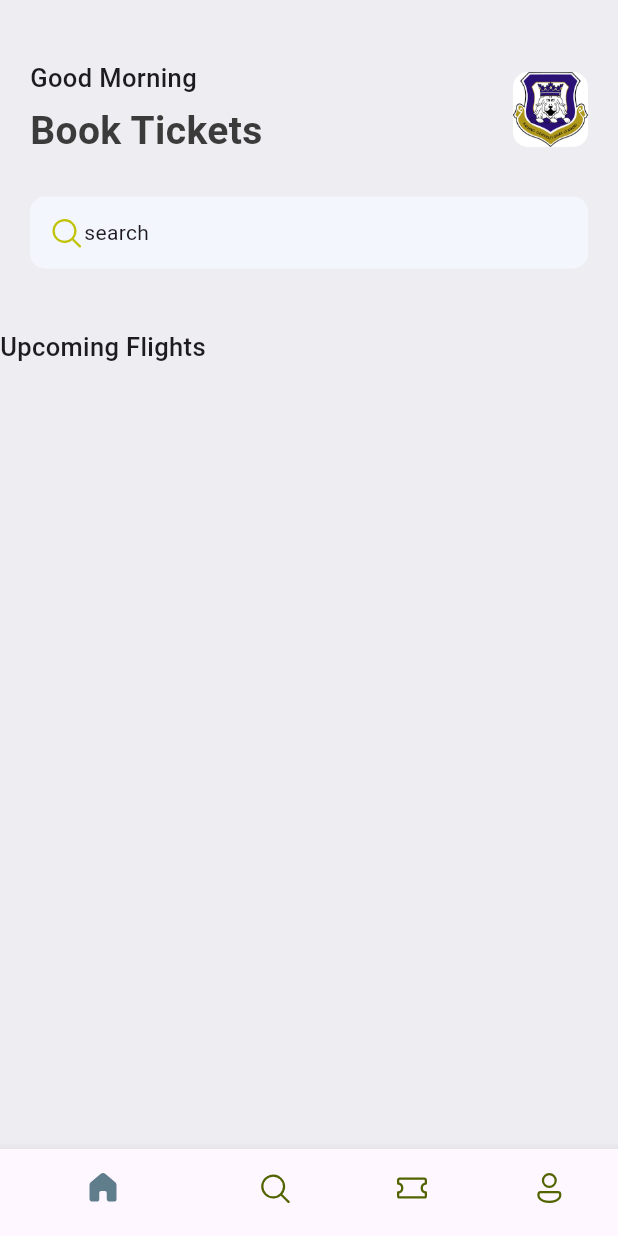
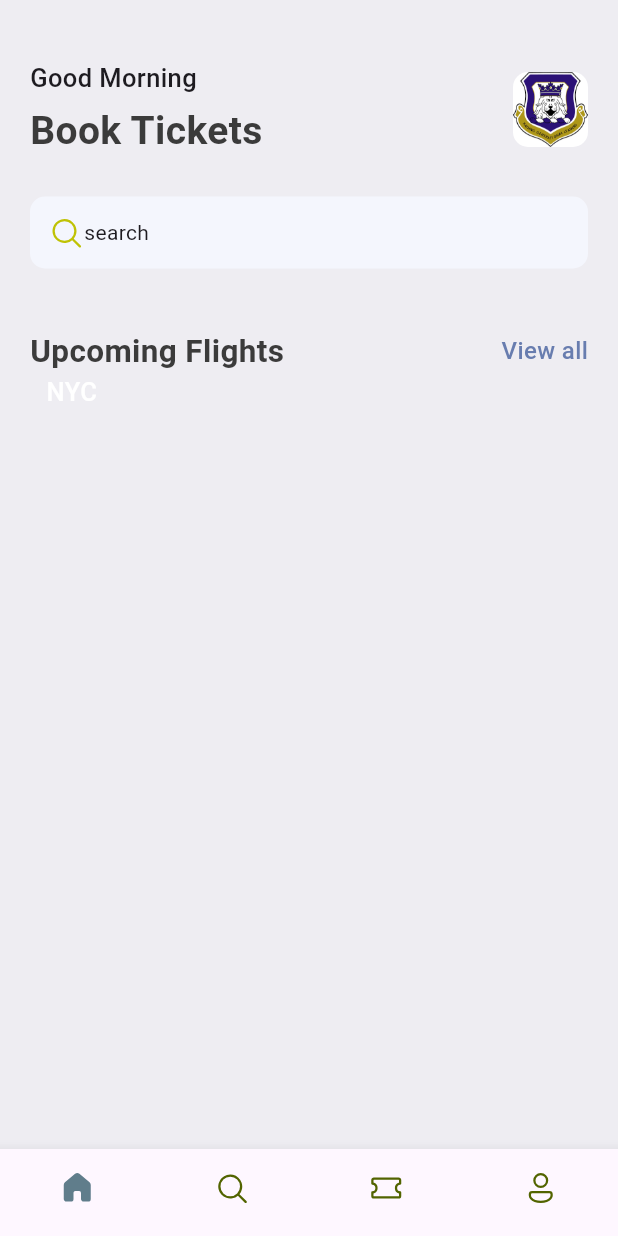
Before and after one commit to Abraham-ctr/ticket_app, a Flutter app: the screen it shows after launch, on a phone screen of 412 x 824 dp. Run offline on Flutter 3.47's test engine with Material 3 defaults, Android fonts, the phone set to English and light mode, and no system bars; our stand-ins replace fluentui_icons.

Commit message:
second push. stopped at the second container for the horizontal scrollable ticket, just starting it

```diff
--- a/lib/base/bottom_nav_bar.dart
+++ b/lib/base/bottom_nav_bar.dart
@@ -34,11 +34,13 @@ class _BottomNavBarState extends State<BottomNavBar> {
       body: appScreens[_selectedIndex],
 
       bottomNavigationBar: BottomNavigationBar(
+        type: BottomNavigationBarType.fixed,
         currentIndex: _selectedIndex,
         onTap: _onItemTapped,
         selectedItemColor: Colors.blueGrey,
         unselectedItemColor: const Color(0xFF526400),
         showSelectedLabels: false,
+        showUnselectedLabels: false,
         items: const [
           BottomNavigationBarItem(
               icon: Icon(FluentSystemIcons.ic_fluent_home_regular),
--- a/lib/base/res/styles/app_styles.dart
+++ b/lib/base/res/styles/app_styles.dart
@@ -9,7 +9,13 @@ class AppStyles {
 
   static Color textColor = const Color(0xFF3B3B3B);
 
+  static Color ticketBlue = const Color(0xff526799);
+
+  static TextStyle textStyle = TextStyle(fontSize: 16, color: textColor, fontWeight: FontWeight.w500);
+
   static TextStyle headlineStyle1 = TextStyle(fontSize: 26, fontWeight: FontWeight.bold, color: textColor);
+
+  static TextStyle headlineStyle2 = TextStyle(fontSize: 21, fontWeight: FontWeight.bold, color: textColor);
 
   static TextStyle headlineStyle3 = const TextStyle(fontSize: 17, fontWeight: FontWeight.w500);
 }
--- a/lib/base/widgets/app_double_text.dart
+++ b/lib/base/widgets/app_double_text.dart
@@ -10,8 +10,17 @@ class AppDoubleText extends StatelessWidget {
   @override
   Widget build(BuildContext context) {
     return Row(
+      mainAxisAlignment: MainAxisAlignment.spaceBetween,
       children: [
-        Text(bigText, style: AppStyles.headlineStyle3),
+        Text(bigText, style: AppStyles.headlineStyle2),
+        InkWell(
+          onTap: () {
+
+          },
+          child: Text(smallText, style: AppStyles.textStyle.copyWith(
+            color: AppStyles.primaryColor
+          )),
+        ),
       ]
     );
   }
--- /dev/null
+++ b/lib/base/widgets/ticket_view.dart
@@ -0,0 +1,31 @@
+import 'package:flutter/material.dart';
+import 'package:ticket_app/base/res/styles/app_styles.dart';
+
+class TicketView extends StatelessWidget {
+  const TicketView({super.key});
+
+  @override
+  Widget build(BuildContext context) {
+    final size = MediaQuery.of(context).size;   //to make it get the screen size of the screen used. it makes it dyamic not hard wired
+
+    return SizedBox(
+      width: size.width*0.85,
+      height: 179,
+      child: Container(
+        margin: const EdgeInsets.only(right: 16),
+        // color: Colors.red,
+        decoration: BoxDecoration(
+          // color: Colors.AppStyles.ticketBlue,
+          borderRadius: const BorderRadius.only(topLeft: Radius.circular(21), topRight: Radius.circular(21))
+        ),
+        child: Column(children: [
+          Row(children: [
+            Text("NYC", style: AppStyles.headlineStyle3.copyWith(color: Colors.white),)
+          ]),
+
+
+        ]),
+      ),
+    );
+  }
+}
--- a/lib/screens/home_screen.dart
+++ b/lib/screens/home_screen.dart
@@ -3,6 +3,7 @@ import 'package:flutter/material.dart';
 import 'package:ticket_app/base/res/media.dart';
 import 'package:ticket_app/base/res/styles/app_styles.dart';
 import 'package:ticket_app/base/widgets/app_double_text.dart';
+import 'package:ticket_app/base/widgets/ticket_view.dart';
 
 class HomeScreen extends StatelessWidget {
   const HomeScreen({super.key});
@@ -55,12 +56,14 @@ class HomeScreen extends StatelessWidget {
                       Text("search")
                     ],
                   ),
-                )
+                ),
+                const SizedBox(height: 40),
+                const AppDoubleText(bigText: "Upcoming Flights", smallText: "View all"),
+                TicketView()
               ],
             ),
           ),
-          const SizedBox(height: 40),
-          const AppDoubleText(bigText: "Upcoming Flights", smallText: "View all"),
+
         ]
       )
     );
```
